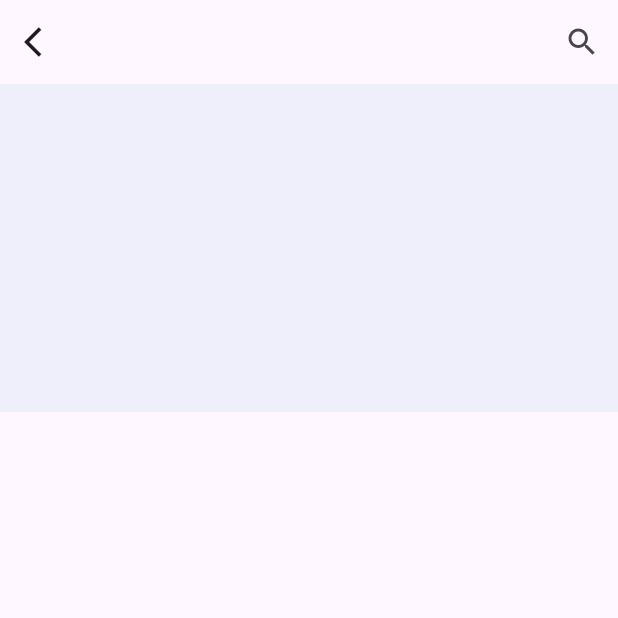
After one commit to JagdishSingh01/flutter-music-app, a Flutter app: the screen it shows after launch, on a phone screen of 412 x 824 dp, the top half of it. The commit adds this screen. Run offline on Flutter 3.47's test engine with Material 3 defaults, Android fonts, the light colour scheme and no system bars.

Commit message:
an audio page is added

```diff
--- /dev/null
+++ b/lib/detail_audio_page.dart
@@ -0,0 +1,48 @@
+import 'package:flutter/material.dart';
+import 'package:music/app_colors.dart' as AppColors;
+class DetailAudioPage extends StatefulWidget {
+  const DetailAudioPage({super.key});
+
+  @override
+  _DetailAudioPageState createState() => _DetailAudioPageState();
+}
+
+class _DetailAudioPageState extends State<DetailAudioPage> {
+  @override
+  Widget build(BuildContext context) {
+    final double screenHeight = MediaQuery.of(context).size.height;
+    final double screenWidth = MediaQuery.of(context).size.width;
+    return Scaffold(
+      body: Stack(
+        children: [
+          Positioned(
+              top: 0,
+              left: 0,
+              right: 0,
+              height: screenHeight / 3,
+              child: Container(
+                color:AppColors.audioBlueBackground,
+              )
+          ),
+          Positioned(
+              top: 0,
+              left: 0,
+              right: 0,
+              child: AppBar(
+                leading: IconButton(
+                icon:Icon(Icons.arrow_back_ios),
+                onPressed : (){},
+                ),
+                actions:[
+                  IconButton(
+                    icon: Icon(Icons.search),
+                    onPressed: (){},
+                  )
+                ]
+              )
+          ),
+        ],
+      ),
+    );
+  }
+}
--- a/lib/main.dart
+++ b/lib/main.dart
@@ -1,8 +1,11 @@
 import 'package:flutter/material.dart';
+import 'package:flutter/semantics.dart';
+import 'package:music/detail_audio_page.dart';
 import 'my_home_page.dart';
 
 void main() {
   runApp(MyApp());
+  SemanticsBinding.instance.ensureSemantics();
 }
 
 class MyApp extends StatelessWidget {
@@ -14,7 +17,7 @@ class MyApp extends StatelessWidget {
       title: 'Flutter Audio Reading',
       debugShowCheckedModeBanner: false,
       theme: ThemeData(),
-      home: MyHomePage(),
+      home: DetailAudioPage(),
     );
   }
 }
--- a/lib/my_home_page.dart
+++ b/lib/my_home_page.dart
@@ -4,6 +4,7 @@ import 'package:flutter/cupertino.dart';
 import 'package:music/app_colors.dart' as AppColors;
 import 'package:flutter/material.dart';
 import 'package:music/my_tabs.dart';
+
 
 class MyHomePage extends StatefulWidget {
   const MyHomePage({super.key});
@@ -125,7 +126,7 @@ class _MyHomePageState extends State<MyHomePage> with SingleTickerProviderStateM
                           child: TabBar(
                             controller: _tabController,
                             isScrollable: true,
-                            indicatorPadding: EdgeInsets.symmetric(horizontal: 2),
+                            indicatorPadding:const EdgeInsets.all(0),
                             indicatorSize: TabBarIndicatorSize.label,
                             labelPadding: const EdgeInsets.symmetric(horizontal: 5),
                             indicator: BoxDecoration(
@@ -135,8 +136,10 @@ class _MyHomePageState extends State<MyHomePage> with SingleTickerProviderStateM
                                     color: Colors.grey.withOpacity(0.2),
                                     blurRadius: 7,
                                     offset: Offset(0, 0),
-                                  )
-                                ]),
+                                  ),
+                                ],
+                              ),
+
                             tabs: [
                               AppTabs(color: AppColors.menu1Color, text: "new"),
                               AppTabs(color: AppColors.menu2Color, text: "Popular"),
```
